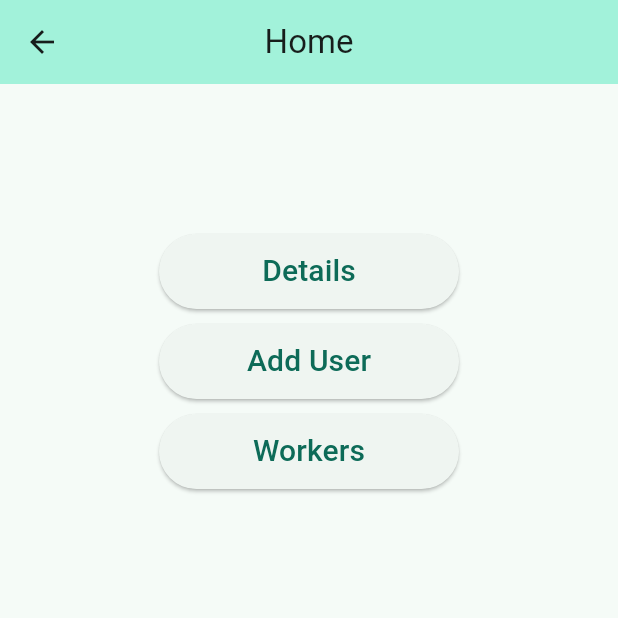
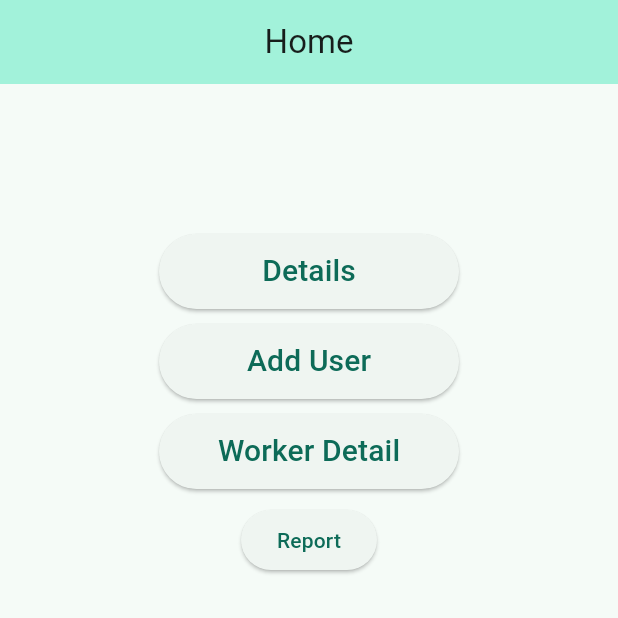
Before and after one commit to santhossh5/myapp, a Flutter app: the myHome screen opened by its route, on a phone screen of 412 x 824 dp, the top half of it. Run offline on Flutter 3.47's test engine with Material 3 defaults, Android fonts, the phone set to English and light mode, and no system bars; our stand-ins replace cloud_firestore, firebase_core; accounts and stored records are empty.

```diff
--- a/lib/pages/homePage.dart
+++ b/lib/pages/homePage.dart
@@ -19,6 +19,7 @@ class _myHomeState extends State<myHome> {
   Widget build(BuildContext context) {
     return Scaffold(
       appBar: AppBar(
+        automaticallyImplyLeading: false,
         backgroundColor: Theme.of(context).colorScheme.primaryContainer,
         centerTitle: true,
         title: const Text("Home"),
@@ -65,9 +66,15 @@ class _myHomeState extends State<myHome> {
                 },
                 style: ElevatedButton.styleFrom(fixedSize: Size(200, 50)),
                 child: Text(
-                  "Workers",
+                  "Worker Detail",
                   style: TextStyle(fontSize: 20),
-                ))
+                )),
+            SizedBox(
+              height: 10,
+            ),
+            ElevatedButton(onPressed: () {
+
+            }, child: Text("Report"))
           ],
         ),
       ),
--- /dev/null
+++ b/lib/pages/report.dart
@@ -0,0 +1,13 @@
+import 'package:flutter/material.dart';
+
+class Report extends StatelessWidget {
+  const Report({super.key});
+
+  @override
+  Widget build(BuildContext context) {
+    return Scaffold(
+      appBar: AppBar(title: Text("Report"),),
+      body: Center(child: Text("Chart"),),
+    );
+  }
+}
```
Also changed, not shown: lib/pages/addWorker.dart (+15 -1 lines), lib/pages/loginPage.dart (+49 -1 lines).
